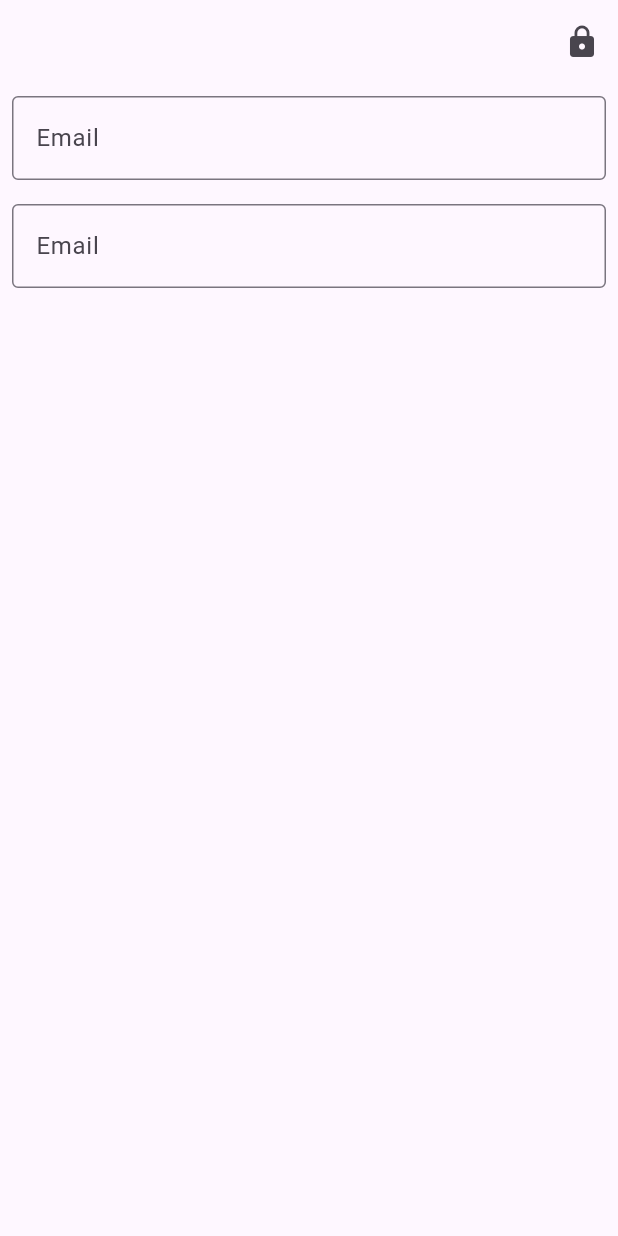
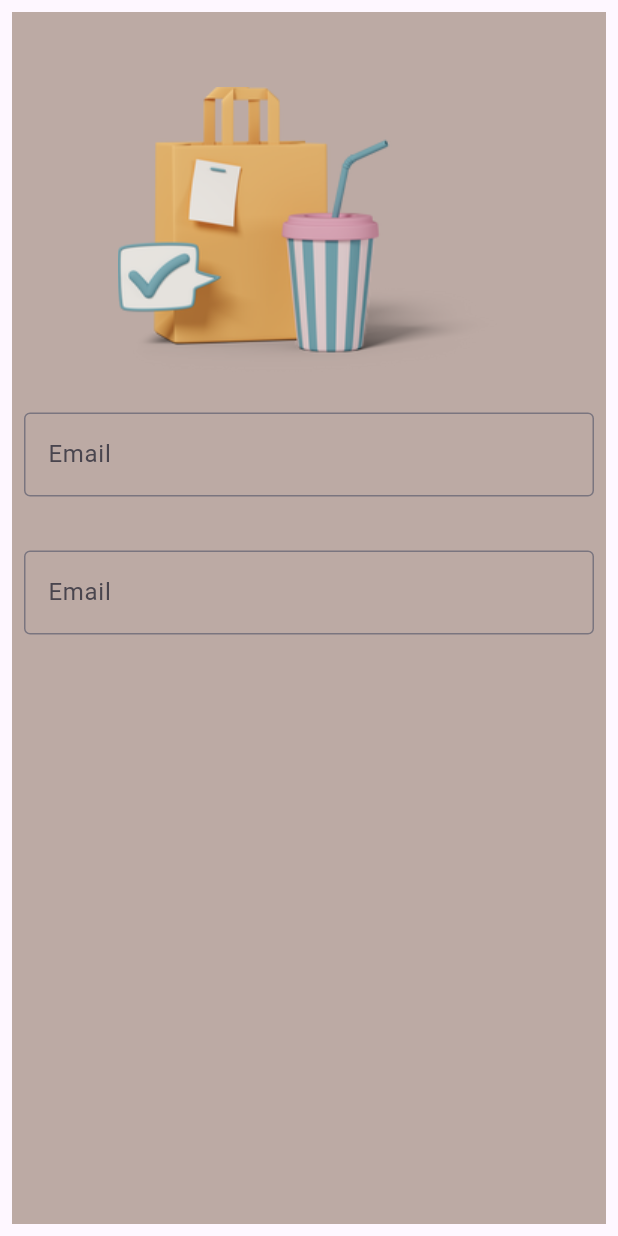
Before and after one commit to Reticent93/flutter_login_practice, a Flutter app: the screen it shows after launch, on a phone screen of 412 x 824 dp. Run offline on Flutter 3.47's test engine with Material 2 defaults, Android fonts, the phone set to English and light mode, and no system bars.

Commit message:
Created home page with text fields for login and password

```diff
--- a/lib/main.dart
+++ b/lib/main.dart
@@ -19,7 +19,7 @@ class MyApp extends StatelessWidget {
         colorScheme: ColorScheme.fromSeed(seedColor: Colors.deepPurple)
             .copyWith(background: Colors.brown[200]),
       ),
-      home: const AuthPage(),
+      home: const HomePage(),
     );
   }
 }
--- a/lib/pages/auth_page.dart
+++ b/lib/pages/auth_page.dart
@@ -1,11 +1,12 @@
 import 'package:flutter/material.dart';
 import 'package:flutter_login_practice/pages/home_page.dart';
+import 'package:flutter_login_practice/pages/login_page.dart';
 
 class AuthPage extends StatelessWidget {
   const AuthPage({Key? key}) : super(key: key);
 
   @override
   Widget build(BuildContext context) {
-    return const HomePage();
+    return const LoginPage();
   }
 }
--- a/lib/pages/home_page.dart
+++ b/lib/pages/home_page.dart
@@ -7,22 +7,28 @@ class HomePage extends StatelessWidget {
   @override
   Widget build(BuildContext context) {
     return Scaffold(
-      appBar: AppBar(
-        actions: [
-          IconButton(
-            onPressed: () {},
-            icon: const Icon(Icons.lock),
+        body: SafeArea(
+      child: Center(
+        child: Padding(
+          padding: const EdgeInsets.all(8.0),
+          child: Container(
+            color: Colors.brown[200],
+            child: Column(
+              children: [
+                SizedBox(
+                  height: 50,
+                ),
+                Image.asset('images/shop.png'),
+                const TextFieldComponent(),
+                SizedBox(
+                  height: 20,
+                ),
+                const TextFieldComponent(),
+              ],
+            ),
           ),
-        ],
-      ),
-      body: const SafeArea(
-        child: Column(
-          children: [
-            TextFieldComponent(),
-            TextFieldComponent(),
-          ],
         ),
       ),
-    );
+    ));
   }
 }
--- a/pubspec.yaml
+++ b/pubspec.yaml
@@ -59,8 +59,8 @@ flutter:
   uses-material-design: true
 
   # To add assets to your application, add an assets section, like this:
-  # assets:
-  #   - images/a_dot_burr.jpeg
+  assets:
+    - images/
   #   - images/a_dot_ham.jpeg
 
   # An image asset can refer to one or more resolution-specific "variants", see
```
Also changed, not shown: lib/pages/login_page.dart (+11 -3 lines).
